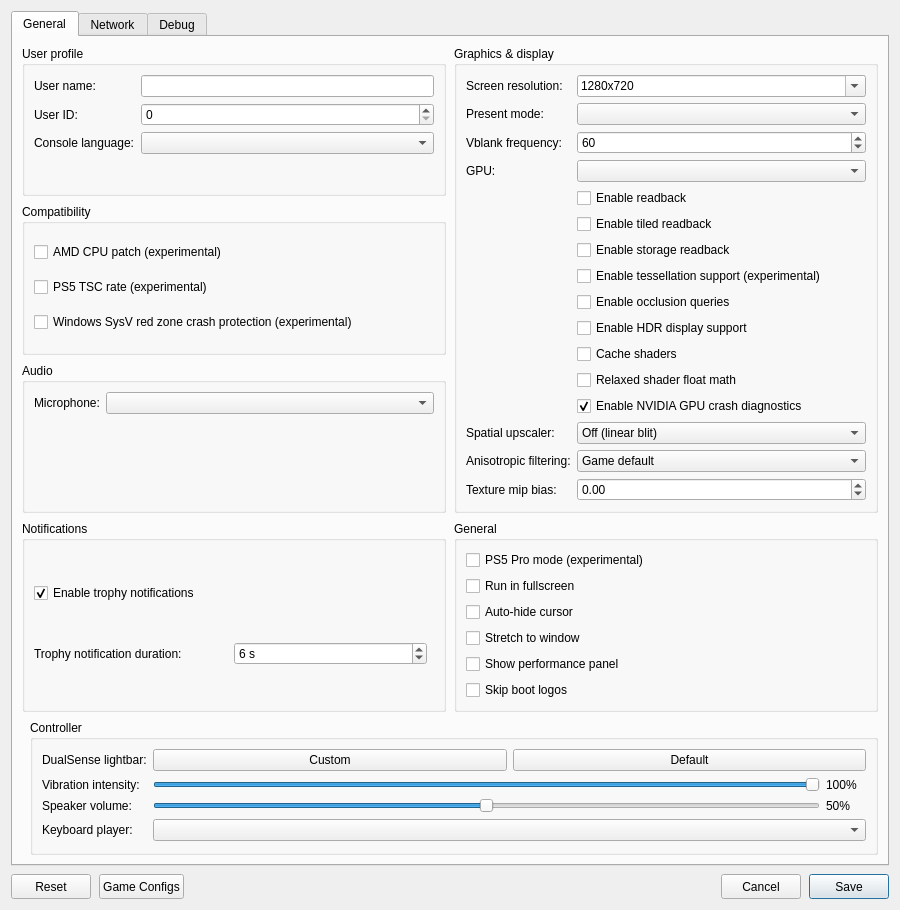
This is src/launcher/forms/configuration_edit_dialog.ui in TamanGitUser/KytyPS5 as Qt 5 draws it before an edit. The edited form follows.
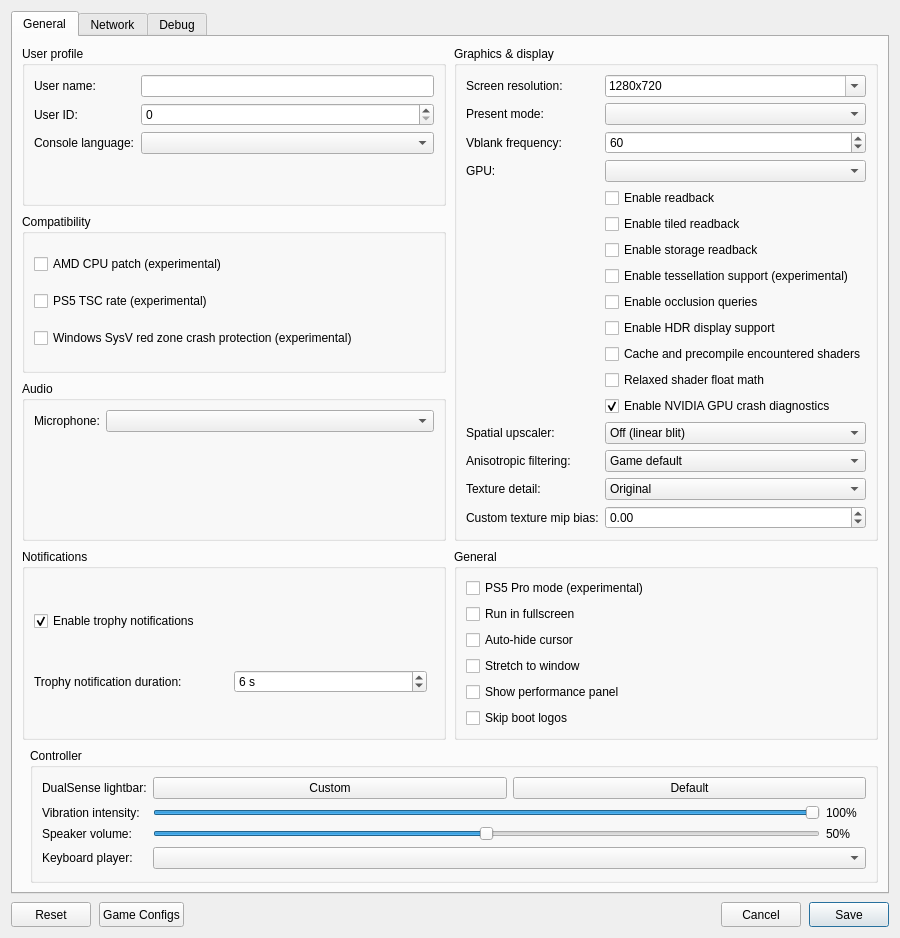
This is the edited form. Custom widgets are drawn as their Qt base class.

Commit message: launcher: add texture detail presets and clarify shader warmup

Patch:
```diff
--- a/src/launcher/forms/configuration_edit_dialog.ui
+++ b/src/launcher/forms/configuration_edit_dialog.ui
@@ -199,8 +199,8 @@
             </item>
             <item row="11" column="1">
              <widget class="QCheckBox" name="checkBox_shader_cache">
-              <property name="toolTip"><string>Save compiled shaders and pipelines per game and load them at startup.</string></property>
-              <property name="text"><string>Cache shaders</string></property>
+              <property name="toolTip"><string>Record shaders and pipelines this game actually uses, then compile that learned set at a later launch. This does not discover shaders or pipelines the game has never used.</string></property>
+              <property name="text"><string>Cache and precompile encountered shaders</string></property>
              </widget>
             </item>
             <item row="12" column="1">
@@ -243,12 +243,28 @@
              </widget>
             </item>
             <item row="16" column="0">
+             <widget class="QLabel" name="label_texture_quality">
+              <property name="toolTip"><string>Chooses a positive mip bias to request lower-detail mip levels where the game supplies them. This is not host texture downscaling and does not free allocated VRAM.</string></property>
+              <property name="text"><string>Texture detail:</string></property>
+             </widget>
+            </item>
+            <item row="16" column="1">
+             <widget class="QComboBox" name="comboBox_texture_quality">
+              <property name="toolTip"><string>Original uses the game's mip selection. Reduced, Low and Very low progressively prefer smaller mip levels where available. Texture allocations remain unchanged.</string></property>
+              <item><property name="text"><string>Original</string></property></item>
+              <item><property name="text"><string>Reduced</string></property></item>
+              <item><property name="text"><string>Low</string></property></item>
+              <item><property name="text"><string>Very low</string></property></item>
+              <item><property name="text"><string>Custom</string></property></item>
+             </widget>
+            </item>
+            <item row="17" column="0">
              <widget class="QLabel" name="label_texture_mip_bias">
               <property name="toolTip"><string>Positive values select lower-resolution mip levels; this affects sampling/bandwidth, not allocated VRAM.</string></property>
-              <property name="text"><string>Texture mip bias:</string></property>
+              <property name="text"><string>Custom texture mip bias:</string></property>
              </widget>
             </item>
-            <item row="16" column="1">
+            <item row="17" column="1">
              <widget class="QDoubleSpinBox" name="doubleSpinBox_texture_mip_bias">
               <property name="toolTip"><string>Positive values may reduce texture sampling bandwidth, but do not free texture memory.</string></property>
               <property name="decimals"><number>2</number></property>
```
